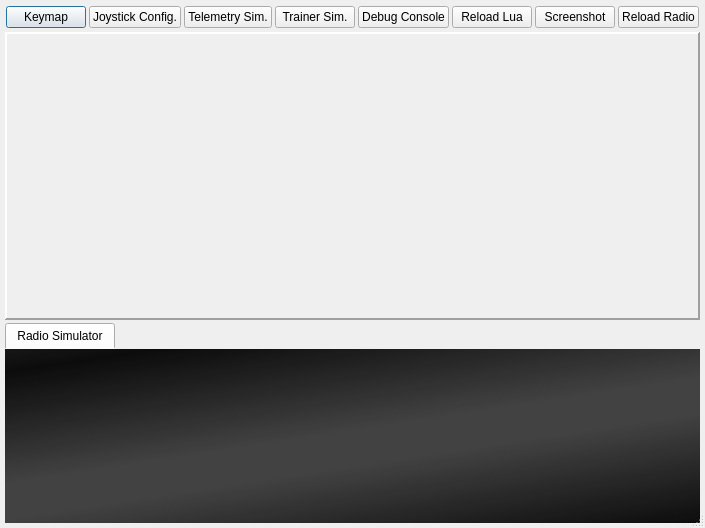
The window that companion/src/simulation/simulatordialog.ui (opentx/opentx) describes before a commit, drawn with Qt 5.
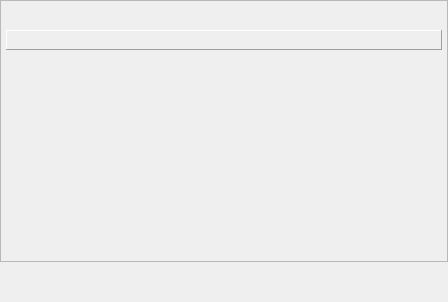
The same window after the commit. Icons and pictures are not drawn.

Commit message: [Simulator] Major UI updates:     * Use a MainWindow interface with dockable/floatable windows, proper toolbar & menu;     * Persistent size/layout state of all windows/docks/etc between uses, per radio profile;     * Completely separate radio Outputs window with configurable layout (also persistent between uses);     * Translations now enabled in standalone Simulator, follows main Companion setting (they need a lot of updates);     * New custom icons throughout, toolbar icon sizes adhere to user preference in Companion.

```diff
--- a/companion/src/simulation/simulatordialog.ui
+++ b/companion/src/simulation/simulatordialog.ui
@@ -1,17 +1,17 @@
 <?xml version="1.0" encoding="UTF-8"?>
 <ui version="4.0">
  <class>SimulatorDialog</class>
- <widget class="QDialog" name="SimulatorDialog">
+ <widget class="QWidget" name="SimulatorDialog">
   <property name="geometry">
    <rect>
     <x>0</x>
     <y>0</y>
-    <width>651</width>
-    <height>528</height>
+    <width>448</width>
+    <height>302</height>
    </rect>
   </property>
   <property name="sizePolicy">
-   <sizepolicy hsizetype="Preferred" vsizetype="Preferred">
+   <sizepolicy hsizetype="Maximum" vsizetype="Preferred">
     <horstretch>0</horstretch>
     <verstretch>0</verstretch>
    </sizepolicy>
@@ -23,29 +23,26 @@
    <iconset resource="../companion.qrc">
     <normaloff>:/icon.png</normaloff>:/icon.png</iconset>
   </property>
-  <property name="sizeGripEnabled">
-   <bool>true</bool>
+  <property name="styleSheet">
+   <string notr="true"/>
   </property>
-  <layout class="QGridLayout" name="gridLayout_6">
+  <layout class="QVBoxLayout" name="verticalLayout">
+   <property name="spacing">
+    <number>0</number>
+   </property>
    <property name="leftMargin">
-    <number>5</number>
+    <number>0</number>
    </property>
    <property name="topMargin">
-    <number>5</number>
+    <number>0</number>
    </property>
    <property name="rightMargin">
-    <number>5</number>
+    <number>0</number>
    </property>
    <property name="bottomMargin">
-    <number>5</number>
-   </property>
-   <property name="horizontalSpacing">
     <number>0</number>
    </property>
-   <property name="verticalSpacing">
-    <number>3</number>
-   </property>
-   <item row="1" column="0">
+   <item>
     <widget class="QFrame" name="controlFrame">
      <property name="sizePolicy">
       <sizepolicy hsizetype="Preferred" vsizetype="Preferred">
@@ -54,7 +51,7 @@
       </sizepolicy>
      </property>
      <property name="frameShape">
-      <enum>QFrame::Panel</enum>
+      <enum>QFrame::StyledPanel</enum>
      </property>
      <property name="frameShadow">
       <enum>QFrame::Raised</enum>
@@ -62,414 +59,248 @@
      <property name="lineWidth">
       <number>2</number>
      </property>
-     <layout class="QGridLayout" name="gridLayout">
+     <layout class="QGridLayout" name="gridLayout" rowstretch="1,4">
       <property name="leftMargin">
        <number>5</number>
       </property>
       <property name="topMargin">
+       <number>0</number>
+      </property>
+      <property name="rightMargin">
+       <number>5</number>
+      </property>
+      <property name="bottomMargin">
        <number>7</number>
       </property>
-      <property name="rightMargin">
-       <number>5</number>
-      </property>
-      <property name="bottomMargin">
-       <number>6</number>
-      </property>
       <property name="horizontalSpacing">
-       <number>6</number>
+       <number>0</number>
       </property>
       <property name="verticalSpacing">
-       <number>5</number>
+       <number>10</number>
       </property>
-      <item row="1" column="0">
-       <widget class="QWidget" name="leftStickWidget" native="true">
+      <item row="0" column="0" colspan="2" alignment="Qt::AlignBottom">
+       <widget class="QFrame" name="radioWidgetsHT">
         <property name="sizePolicy">
-         <sizepolicy hsizetype="Preferred" vsizetype="Expanding">
+         <sizepolicy hsizetype="Preferred" vsizetype="Preferred">
           <horstretch>0</horstretch>
           <verstretch>0</verstretch>
          </sizepolicy>
         </property>
-        <layout class="QHBoxLayout" name="horizontalLayout_2">
-         <property name="spacing">
-          <number>0</number>
-         </property>
-         <property name="leftMargin">
-          <number>0</number>
-         </property>
-         <property name="topMargin">
-          <number>0</number>
-         </property>
-         <property name="rightMargin">
-          <number>0</number>
-         </property>
-         <property name="bottomMargin">
-          <number>0</number>
-         </property>
-         <item>
-          <layout class="QHBoxLayout" name="leftStickLayout">
-           <property name="spacing">
-            <number>0</number>
-           </property>
-          </layout>
-         </item>
-        </layout>
-       </widget>
-      </item>
-      <item row="1" column="2">
-       <widget class="QWidget" name="rightStickWidget" native="true">
-        <property name="sizePolicy">
-         <sizepolicy hsizetype="Preferred" vsizetype="Expanding">
-          <horstretch>0</horstretch>
-          <verstretch>0</verstretch>
-         </sizepolicy>
+        <property name="frameShape">
+         <enum>QFrame::Panel</enum>
         </property>
-        <layout class="QHBoxLayout" name="horizontalLayout_3">
-         <property name="spacing">
-          <number>0</number>
-         </property>
-         <property name="leftMargin">
-          <number>0</number>
-         </property>
-         <property name="topMargin">
-          <number>0</number>
-         </property>
-         <property name="rightMargin">
-          <number>0</number>
-         </property>
-         <property name="bottomMargin">
-          <number>0</number>
-         </property>
-         <item>
-          <layout class="QHBoxLayout" name="rightStickLayout">
-           <property name="spacing">
-            <number>0</number>
-           </property>
-          </layout>
-         </item>
-        </layout>
-       </widget>
-      </item>
-      <item row="1" column="1">
-       <widget class="QWidget" name="radioWidgetsVC" native="true">
-        <property name="sizePolicy">
-         <sizepolicy hsizetype="Maximum" vsizetype="Preferred">
-          <horstretch>0</horstretch>
-          <verstretch>0</verstretch>
-         </sizepolicy>
+        <property name="frameShadow">
+         <enum>QFrame::Raised</enum>
         </property>
-        <layout class="QVBoxLayout" name="verticalLayout_2" stretch="4,1">
-         <property name="spacing">
-          <number>0</number>
-         </property>
-         <property name="leftMargin">
-          <number>0</number>
-         </property>
-         <property name="topMargin">
-          <number>0</number>
-         </property>
-         <property name="rightMargin">
-          <number>0</number>
-         </property>
-         <property name="bottomMargin">
-          <number>0</number>
-         </property>
-         <item>
-          <layout class="QGridLayout" name="VCGridLayout">
-           <property name="horizontalSpacing">
-            <number>16</number>
-           </property>
-           <property name="verticalSpacing">
-            <number>9</number>
-           </property>
-          </layout>
-         </item>
-         <item>
-          <spacer name="verticalSpacer">
-           <property name="orientation">
-            <enum>Qt::Vertical</enum>
-           </property>
-           <property name="sizeType">
-            <enum>QSizePolicy::Expanding</enum>
-           </property>
-           <property name="sizeHint" stdset="0">
-            <size>
-             <width>0</width>
-             <height>20</height>
-            </size>
-           </property>
-          </spacer>
-         </item>
-        </layout>
-       </widget>
-      </item>
-      <item row="0" column="0" colspan="3">
-       <widget class="QWidget" name="radioWidgetsHT" native="true">
-        <property name="sizePolicy">
-         <sizepolicy hsizetype="Preferred" vsizetype="Maximum">
-          <horstretch>0</horstretch>
-          <verstretch>0</verstretch>
-         </sizepolicy>
+        <property name="midLineWidth">
+         <number>0</number>
         </property>
         <layout class="QHBoxLayout" name="radioWidgetsHTLayout">
          <property name="spacing">
-          <number>11</number>
+          <number>10</number>
          </property>
          <property name="leftMargin">
           <number>6</number>
          </property>
          <property name="topMargin">
-          <number>6</number>
+          <number>9</number>
          </property>
          <property name="rightMargin">
           <number>6</number>
          </property>
          <property name="bottomMargin">
-          <number>6</number>
+          <number>9</number>
          </property>
         </layout>
        </widget>
       </item>
+      <item row="1" column="0" colspan="2">
+       <widget class="QFrame" name="controlsLower">
+        <property name="sizePolicy">
+         <sizepolicy hsizetype="Preferred" vsizetype="Preferred">
+          <horstretch>0</horstretch>
+          <verstretch>0</verstretch>
+         </sizepolicy>
+        </property>
+        <layout class="QGridLayout" name="gridLayout_2">
+         <property name="leftMargin">
+          <number>0</number>
+         </property>
+         <property name="topMargin">
+          <number>7</number>
+         </property>
+         <property name="rightMargin">
+          <number>0</number>
+         </property>
+         <property name="bottomMargin">
+          <number>0</number>
+         </property>
+         <property name="horizontalSpacing">
+          <number>12</number>
+         </property>
+         <property name="verticalSpacing">
+          <number>0</number>
+         </property>
+         <item row="0" column="0" rowspan="2">
+          <widget class="QWidget" name="leftStickWidget" native="true">
+           <layout class="QHBoxLayout" name="horizontalLayout_2">
+            <property name="spacing">
+             <number>0</number>
+            </property>
+            <property name="leftMargin">
+             <number>0</number>
+            </property>
+            <property name="topMargin">
+             <number>0</number>
+            </property>
+            <property name="rightMargin">
+             <number>0</number>
+            </property>
+            <property name="bottomMargin">
+             <number>0</number>
+            </property>
+            <item>
+             <layout class="QHBoxLayout" name="leftStickLayout">
+              <property name="spacing">
+               <number>0</number>
+              </property>
+             </layout>
+            </item>
+           </layout>
+          </widget>
+         </item>
+         <item row="0" column="1">
+          <widget class="QWidget" name="radioWidgetsVC" native="true">
+           <property name="sizePolicy">
+            <sizepolicy hsizetype="Maximum" vsizetype="Preferred">
+             <horstretch>0</horstretch>
+             <verstretch>0</verstretch>
+            </sizepolicy>
+           </property>
+           <layout class="QVBoxLayout" name="verticalLayout_2" stretch="3,1">
+            <property name="spacing">
+             <number>0</number>
+            </property>
+            <property name="leftMargin">
+             <number>0</number>
+            </property>
+            <property name="topMargin">
+             <number>12</number>
+            </property>
+            <property name="rightMargin">
+             <number>0</number>
+            </property>
+            <property name="bottomMargin">
+             <number>0</number>
+            </property>
+            <item>
+             <layout class="QGridLayout" name="VCGridLayout">
+              <property name="horizontalSpacing">
+               <number>16</number>
+              </property>
+              <property name="verticalSpacing">
+               <number>9</number>
+              </property>
+             </layout>
+            </item>
+            <item>
+             <spacer name="verticalSpacer">
+              <property name="orientation">
+               <enum>Qt::Vertical</enum>
+              </property>
+              <property name="sizeType">
+               <enum>QSizePolicy::Preferred</enum>
+              </property>
+              <property name="sizeHint" stdset="0">
+               <size>
+                <width>0</width>
+                <height>30</height>
+               </size>
+              </property>
+             </spacer>
+            </item>
+           </layout>
+          </widget>
+         </item>
+         <item row="0" column="2" rowspan="2">
+          <widget class="QWidget" name="rightStickWidget" native="true">
+           <layout class="QHBoxLayout" name="horizontalLayout_3">
+            <property name="spacing">
+             <number>0</number>
+            </property>
+            <property name="leftMargin">
+             <number>0</number>
+            </property>
+            <property name="topMargin">
+             <number>0</number>
+            </property>
+            <property name="rightMargin">
+             <number>0</number>
+            </property>
+            <property name="bottomMargin">
+             <number>0</number>
+            </property>
+            <item>
+             <layout class="QHBoxLayout" name="rightStickLayout">
+              <property name="spacing">
+               <number>0</number>
+              </property>
+             </layout>
+            </item>
+           </layout>
+          </widget>
+         </item>
+        </layout>
+        <zorder>leftStickWidget</zorder>
+        <zorder>rightStickWidget</zorder>
+        <zorder>radioWidgetsVC</zorder>
+       </widget>
+      </item>
      </layout>
     </widget>
    </item>
-   <item row="3" column="0">
-    <widget class="QTabWidget" name="tabWidget">
-     <property name="enabled">
-      <bool>true</bool>
-     </property>
+   <item alignment="Qt::AlignBottom">
+    <widget class="QWidget" name="radioUiWidget" native="true">
      <property name="sizePolicy">
-      <sizepolicy hsizetype="Preferred" vsizetype="Preferred">
+      <sizepolicy hsizetype="Preferred" vsizetype="Maximum">
        <horstretch>0</horstretch>
        <verstretch>0</verstretch>
       </sizepolicy>
      </property>
-     <property name="minimumSize">
-      <size>
-       <width>0</width>
-       <height>200</height>
-      </size>
-     </property>
      <property name="styleSheet">
-      <string notr="true">QTabWidget::pane,
-QStackedWidget {
-	padding: 0px;
-	margin: 0px;
-}
-QTabWidget::tab-bar{
-	margin-bottom: 0px;
-	padding-bottom: 0px;
-}</string>
+      <string notr="true"/>
      </property>
-     <property name="currentIndex">
-      <number>0</number>
-     </property>
-     <property name="documentMode">
-      <bool>false</bool>
-     </property>
-     <widget class="QWidget" name="radioUiTab">
-      <property name="styleSheet">
-       <string notr="true">background-color: qlineargradient(spread:reflect, x1:0.22, y1:0, x2:0.55065, y2:0.54, stop:0 rgba(7, 7, 7, 250), stop:0.864407 rgba(66, 66, 66, 255));
-margin: 0;
-padding: 0;</string>
-      </property>
-      <attribute name="title">
-       <string>Radio Simulator</string>
-      </attribute>
-      <layout class="QHBoxLayout" name="horizontalLayout_5">
-       <property name="spacing">
-        <number>0</number>
-       </property>
-       <property name="leftMargin">
-        <number>0</number>
-       </property>
-       <property name="topMargin">
-        <number>0</number>
-       </property>
-       <property name="rightMargin">
-        <number>0</number>
-       </property>
-       <property name="bottomMargin">
-        <number>0</number>
-       </property>
-      </layout>
-     </widget>
-    </widget>
-   </item>
-   <item row="0" column="0">
-    <widget class="QWidget" name="buttonBox" native="true">
-     <property name="sizePolicy">
-      <sizepolicy hsizetype="Preferred" vsizetype="Fixed">
-       <horstretch>0</horstretch>
-       <verstretch>0</verstretch>
-      </sizepolicy>
-     </property>
-     <layout class="QHBoxLayout" name="buttonsLayout">
+     <layout class="QHBoxLayout" name="horizontalLayout">
       <property name="spacing">
-       <number>3</number>
+       <number>0</number>
       </property>
       <property name="leftMargin">
-       <number>1</number>
+       <number>0</number>
       </property>
       <property name="topMargin">
-       <number>1</number>
+       <number>0</number>
       </property>
       <property name="rightMargin">
-       <number>1</number>
+       <number>0</number>
       </property>
       <property name="bottomMargin">
-       <number>1</number>
+       <number>0</number>
       </property>
       <item>
-       <widget class="QPushButton" name="btn_help">
-        <property name="toolTip">
-         <string>Show Help/Keymap (F1)</string>
+       <spacer name="radioUiTempSpacer">
+        <property name="orientation">
+         <enum>Qt::Vertical</enum>
         </property>
         <property name="statusTip">
          <string>Show Help/Keymap</string>
         </property>
-        <property name="text">
-         <string>Keymap</string>
+        <property name="sizeHint" stdset="0">
+         <size>
+          <width>20</width>
+          <height>40</height>
+         </size>
         </property>
-        <property name="shortcut">
-         <string>F1</string>
-        </property>
-        <property name="role" stdset="0">
-         <string>help</string>
-        </property>
-       </widget>
-      </item>
-      <item>
-       <widget class="QPushButton" name="btn_joystickDialog">
-        <property name="toolTip">
-         <string>Open the Joystick Settings window (F3)</string>
-        </property>
-        <property name="statusTip">
-         <string>Joystick Configuration</string>
-        </property>
-        <property name="text">
-         <string>Joystick Config.</string>
-        </property>
-        <property name="shortcut">
-         <string>F3</string>
-        </property>
-        <property name="role" stdset="0">
-         <string>joystick</string>
-        </property>
-       </widget>
-      </item>
-      <item>
-       <widget class="QPushButton" name="btn_telemSim">
-        <property name="toolTip">
-         <string>Open Telemetry Simulator window (F4)</string>
-        </property>
-        <property name="statusTip">
-         <string>Telemetry Simulator</string>
-        </property>
-        <property name="text">
-         <string>Telemetry Sim.</string>
-        </property>
-        <property name="shortcut">
-         <string>F4</string>
-        </property>
-        <property name="role" stdset="0">
-         <string>telemetry</string>
-        </property>
-       </widget>
-      </item>
-      <item>
-       <widget class="QPushButton" name="btn_trainerSim">
-        <property name="toolTip">
-         <string>Open Trainer Simulator window (F5)</string>
-        </property>
-        <property name="statusTip">
-         <string>Trainer Simulator</string>
-        </property>
-        <property name="text">
-         <string>Trainer Sim.</string>
-        </property>
-        <property name="shortcut">
-         <string>F5</string>
-        </property>
-        <property name="role" stdset="0">
-         <string>trainer</string>
-        </property>
-       </widget>
-      </item>
-      <item>
-       <widget class="QPushButton" name="btn_debugConsole">
-        <property name="toolTip">
-         <string>Open Debug Console window (F6)</string>
-        </property>
-        <property name="statusTip">
-         <string>Debug Console</string>
-        </property>
-        <property name="text">
-         <string>Debug Console</string>
-        </property>
-        <property name="shortcut">
-         <string>F6</string>
-        </property>
-        <property name="role" stdset="0">
-         <string>debug</string>
-        </property>
-       </widget>
-      </item>
-      <item>
-       <widget class="QPushButton" name="btn_luaReload">
-        <property name="toolTip">
-         <string>Reload Lua Scripts (F7)</string>
-        </property>
-        <property name="statusTip">
-         <string>Reload Lua Scripts</string>
-        </property>
-        <property name="text">
-         <string>Reload Lua</string>
-        </property>
-        <property name="shortcut">
-         <string>F7</string>
-        </property>
-        <property name="role" stdset="0">
-         <string>reloadLua</string>
-        </property>
-       </widget>
-      </item>
-      <item>
-       <widget class="QPushButton" name="btn_screenshot">
-        <property name="toolTip">
-         <string>Save a screenshot of the radio LCD screen (F8)</string>
-        </property>
-        <property name="statusTip">
-         <string>LCD Screenshot</string>
-        </property>
-        <property name="text">
-         <string>Screenshot</string>
-        </property>
-        <property name="shortcut">
-         <string>F8</string>
-        </property>
-        <property name="role" stdset="0">
-         <string>lcdScreenshot</string>
-        </property>
-       </widget>
-      </item>
-      <item>
-       <widget class="QPushButton" name="btn_reloadSimu">
-        <property name="toolTip">
-         <string>Reload all radio data (F9)</string>
-        </property>
-        <property name="statusTip">
-         <string>Reload Radio Data</string>
-        </property>
-        <property name="text">
-         <string>Reload Radio</string>
-        </property>
-        <property name="shortcut">
-         <string>F9</string>
-        </property>
-        <property name="role" stdset="0">
-         <string>reloadradio</string>
-        </property>
-       </widget>
+       </spacer>
       </item>
      </layout>
     </widget>
```
Left out of the diff: 4 changed lines with no effect on the pictures. The commit also changes 9 other files.
